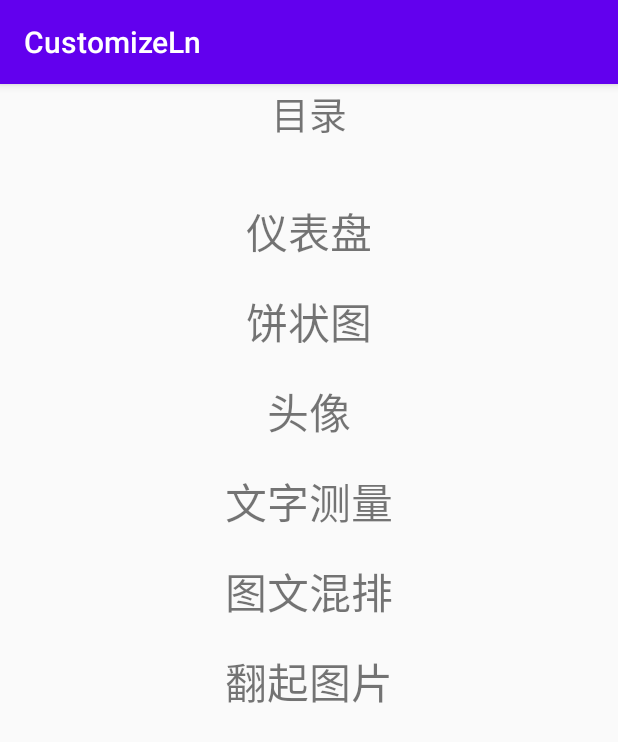
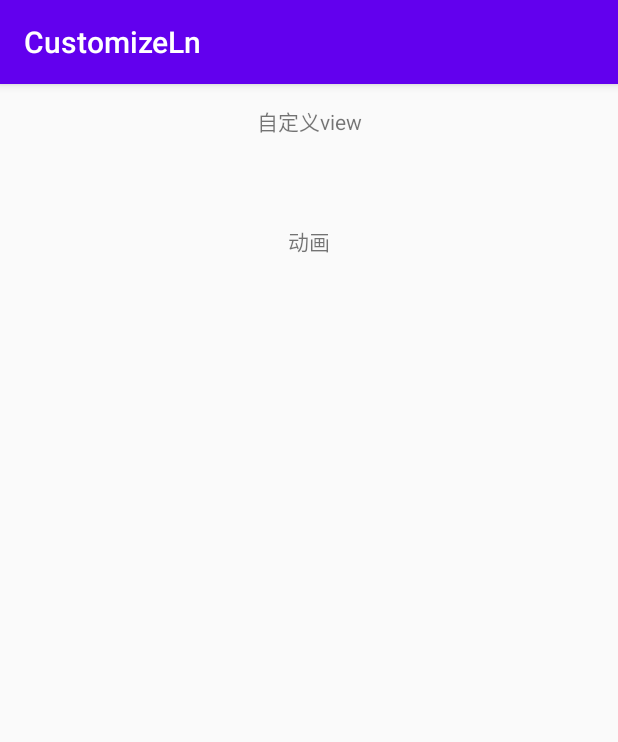
Before and after one commit to hnsojohnny/CustomizeLn, an Android app: the screen it shows after launch (HomeActivity before the commit, SystemClassActivity after it), on a phone screen of 412 x 824 dp. Shown: the top 742 px of the screen. Run offline under Robolectric (Android 15) with nearby library versions, the phone set to English and light mode, and no system bars.

Commit message:
提交动画

```diff
--- a/app/src/main/java/com/customizeln/HomeActivity.kt
+++ b/app/src/main/java/com/customizeln/CustomHomeActivity.kt
@@ -11,16 +11,16 @@ import androidx.recyclerview.widget.RecyclerView
  * @date: 2020/7/29
  * @description:
  */
-class HomeActivity : AppCompatActivity(){
+class CustomHomeActivity : AppCompatActivity(){
 
     override fun onCreate(savedInstanceState: Bundle?) {
         super.onCreate(savedInstanceState)
         setContentView(R.layout.activity_home)
         val rv = findViewById<RecyclerView>(R.id.rv)
         rv.layoutManager = LinearLayoutManager(this)
-        rv.adapter = HomeAdapter(object : HomeAdapter.OnItemListener {
+        rv.adapter = CustomHomeAdapter(object : CustomHomeAdapter.OnItemListener {
             override fun onClick(position: Int) {
-                Intent(this@HomeActivity, MainActivity::class.java).apply {
+                Intent(this@CustomHomeActivity, CustomViewDetailActivity::class.java).apply {
                     action = position.toString()
                     startActivity(this)
                 }
--- a/app/src/main/java/com/customizeln/HomeAdapter.kt
+++ b/app/src/main/java/com/customizeln/CustomHomeAdapter.kt
@@ -12,7 +12,7 @@ import androidx.recyclerview.widget.RecyclerView
  * @date: 2020/7/29
  * @description:
  */
-class HomeAdapter constructor(val onItemListener: OnItemListener) : RecyclerView.Adapter<HomeAdapter.ViewHolder>(){
+class CustomHomeAdapter constructor(val onItemListener: OnItemListener) : RecyclerView.Adapter<CustomHomeAdapter.ViewHolder>(){
 
     val titles = arrayListOf<String>().apply {
         add("仪表盘")
--- a/app/src/main/java/com/customizeln/MainActivity.kt
+++ b/app/src/main/java/com/customizeln/CustomViewDetailActivity.kt
@@ -9,7 +9,7 @@ import com.customizeln.view.TurnUpImgView
 import com.example.coustomdemo.Pie
 import com.example.coustomdemo.YBPView
 
-class MainActivity : AppCompatActivity() {
+class CustomViewDetailActivity : AppCompatActivity() {
 
     private var index: Int = 0
 
--- /dev/null
+++ b/app/src/main/java/com/customizeln/SystemClassActivity.kt
@@ -0,0 +1,29 @@
+package com.customizeln
+
+import android.content.Intent
+import android.os.Bundle
+import android.widget.TextView
+import androidx.appcompat.app.AppCompatActivity
+
+/**
+ * @author: hs-johnny
+ * @date: 2020/7/31
+ * @description:
+ */
+class SystemClassActivity : AppCompatActivity(){
+
+    override fun onCreate(savedInstanceState: Bundle?) {
+        super.onCreate(savedInstanceState)
+        setContentView(R.layout.activity_system_class)
+        val intent = Intent()
+        findViewById<TextView>(R.id.custom_tv).setOnClickListener {
+            intent.setClass(this@SystemClassActivity, CustomHomeActivity::class.java)
+            startActivity(intent)
+        }
+
+        findViewById<TextView>(R.id.anim_tv).setOnClickListener {
+            intent.setClass(this@SystemClassActivity, AnimHomeActivity::class.java)
+            startActivity(intent)
+        }
+    }
+}
--- /dev/null
+++ b/app/src/main/res/layout/activity_system_class.xml
@@ -0,0 +1,21 @@
+<?xml version="1.0" encoding="utf-8"?>
+<LinearLayout xmlns:android="http://schemas.android.com/apk/res/android"
+    android:layout_width="match_parent"
+    android:layout_height="match_parent"
+    android:orientation="vertical">
+
+    <TextView
+        android:id="@+id/custom_tv"
+        android:layout_width="match_parent"
+        android:layout_height="50dp"
+        android:gravity="center"
+        android:text="自定义view" />
+
+    <TextView
+        android:id="@+id/anim_tv"
+        android:layout_width="match_parent"
+        android:layout_height="50dp"
+        android:layout_marginTop="30dp"
+        android:gravity="center"
+        android:text="动画" />
+</LinearLayout>
```
Also changed, not shown: app/src/main/AndroidManifest.xml (+5 -2 lines), app/src/main/java/com/customizeln/AnimHomeActivity.kt (added, +30 -0 lines), app/src/main/java/com/customizeln/AnimHomeAdapter.kt (added, +44 -0 lines), app/src/main/java/com/customizeln/AnimViewDetailActivity.kt (added, +87 -0 lines), app/src/main/java/com/customizeln/view/AnimTurnUpImgView.kt (added, +94 -0 lines), app/src/main/java/com/customizeln/view/CirclerView.kt (added, +30 -0 lines), app/src/main/java/com/customizeln/view/PointView.kt (added, +34 -0 lines), app/src/main/java/com/customizeln/view/StringView.kt (added, +38 -0 lines).
